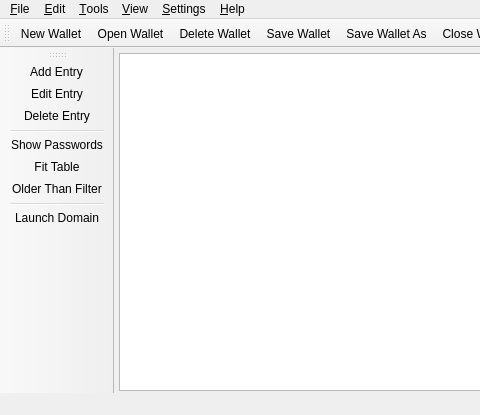
This is scr/mainwindow.ui in waltergallegog/SEcubeWallet as Qt 5 draws it before an edit; both pictures show x 0 to 480 and y 0 to 415 of the 899 by 415 pixel window. The edited form follows.
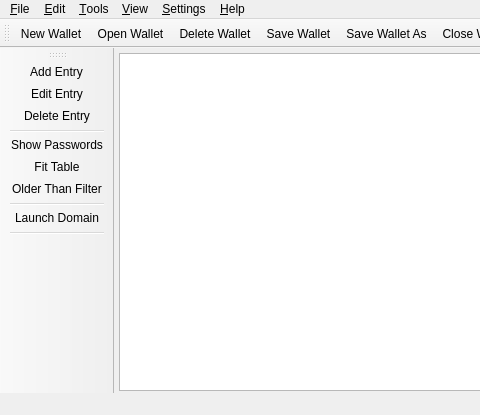
This is the edited form. Icons and pictures are not drawn. Custom widgets are drawn as their Qt base class.

The edit to the form file:
```diff
--- a/scr/mainwindow.ui
+++ b/scr/mainwindow.ui
@@ -185,6 +185,7 @@
    <addaction name="action_Older_Than_Filter"/>
    <addaction name="separator"/>
    <addaction name="action_Launch_Domain"/>
+   <addaction name="separator"/>
   </widget>
   <action name="action_New_Wallet">
    <property name="icon">
```
Left out of the diff: 14 changed lines with no effect on the pictures.
